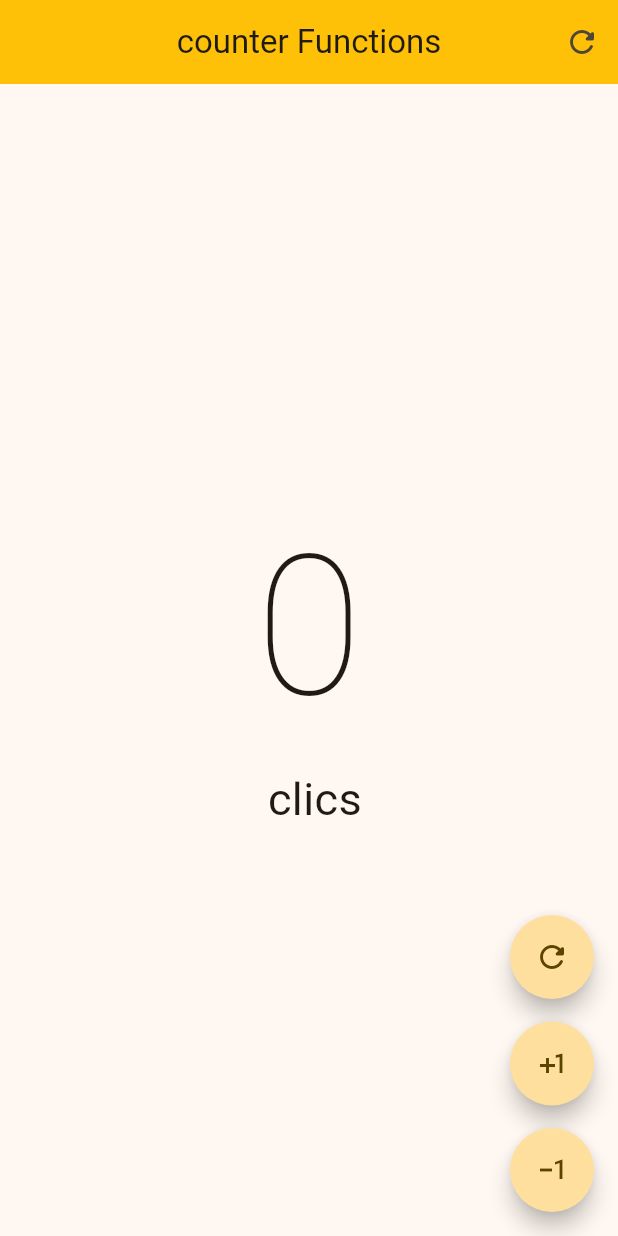
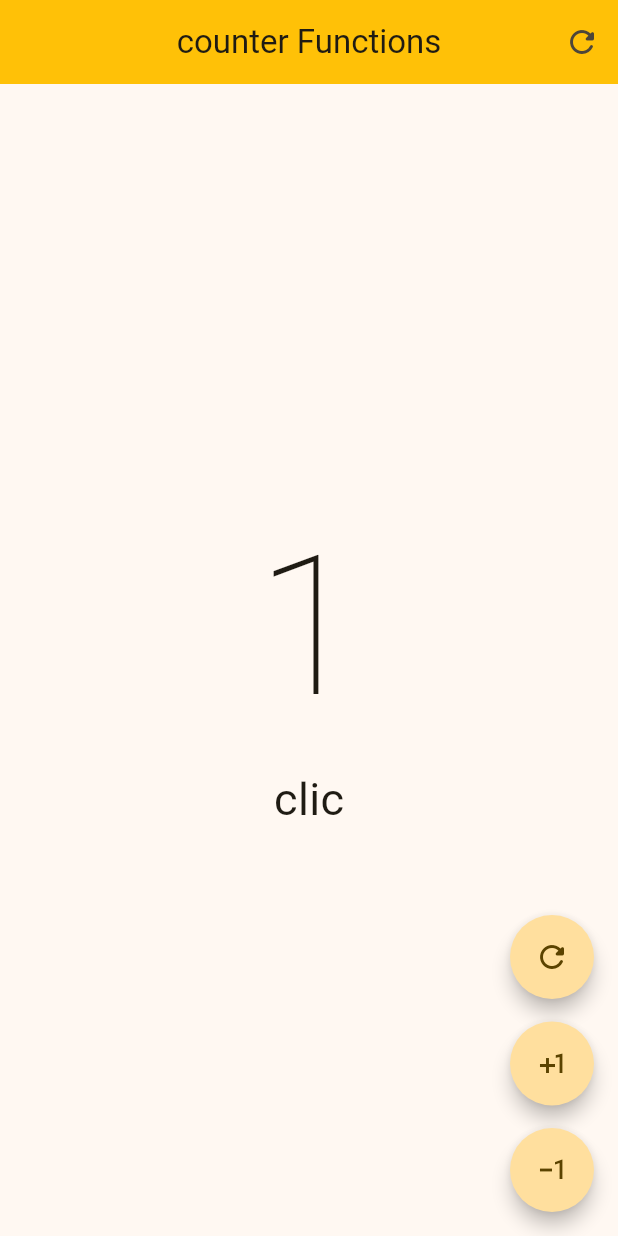
Before and after one commit to jovannyCG/app_contador, a Flutter app: the screen it shows after launch, after a tap on the "plus one" icon, on a phone screen of 412 x 824 dp. Run offline on Flutter 3.47's test engine with Material 2 defaults, Android fonts, the phone set to English and light mode, and no system bars.

Commit message:
app terminada

```diff
--- a/lib/presentation/screens/couters/couter_functions_screen.dart
+++ b/lib/presentation/screens/couters/couter_functions_screen.dart
@@ -28,13 +28,34 @@ class _CouterFunctionsScreenState extends State<CouterFunctionsScreen> {
       floatingActionButton: Column(
         mainAxisAlignment: MainAxisAlignment.end,
         children: [
-           ButtonCounter(icon: Icons.refresh_rounded),
-           const SizedBox(height: 15,),
-          ButtonCounter(icon: Icons.plus_one,),
-          const SizedBox(height: 15,),
-          ButtonCounter(icon: Icons.exposure_minus_1_outlined),
-
-
+          ButtonCounter(
+            icon: Icons.refresh_rounded,
+            function: () {
+              clickCouter = 0;
+              setState(() {});
+            },
+          ),
+          const SizedBox(
+            height: 15,
+          ),
+          ButtonCounter(
+            icon: Icons.plus_one,
+            function: () {
+              clickCouter++;
+              setState(() {});
+            },
+          ),
+          const SizedBox(
+            height: 15,
+          ),
+          ButtonCounter(
+            icon: Icons.exposure_minus_1_outlined,
+            function: () {
+              if(clickCouter==0)return;
+              clickCouter--;
+              setState(() {});
+            },
+          ),
         ],
       ),
       body: Center(
@@ -68,21 +89,21 @@ class _CouterFunctionsScreenState extends State<CouterFunctionsScreen> {
 
 class ButtonCounter extends StatelessWidget {
   final IconData icon;
-
+  final VoidCallback function;
 
   const ButtonCounter({
     super.key,
     required this.icon,
+    required this.function,
   });
 
   @override
   Widget build(BuildContext context) {
     return FloatingActionButton(
+      elevation: 5,
       shape: const StadiumBorder(),
-      onPressed: () {
-
-      },
-      child:  Icon(icon),
+      onPressed: function,
+      child: Icon(icon),
     );
   }
 }
```
